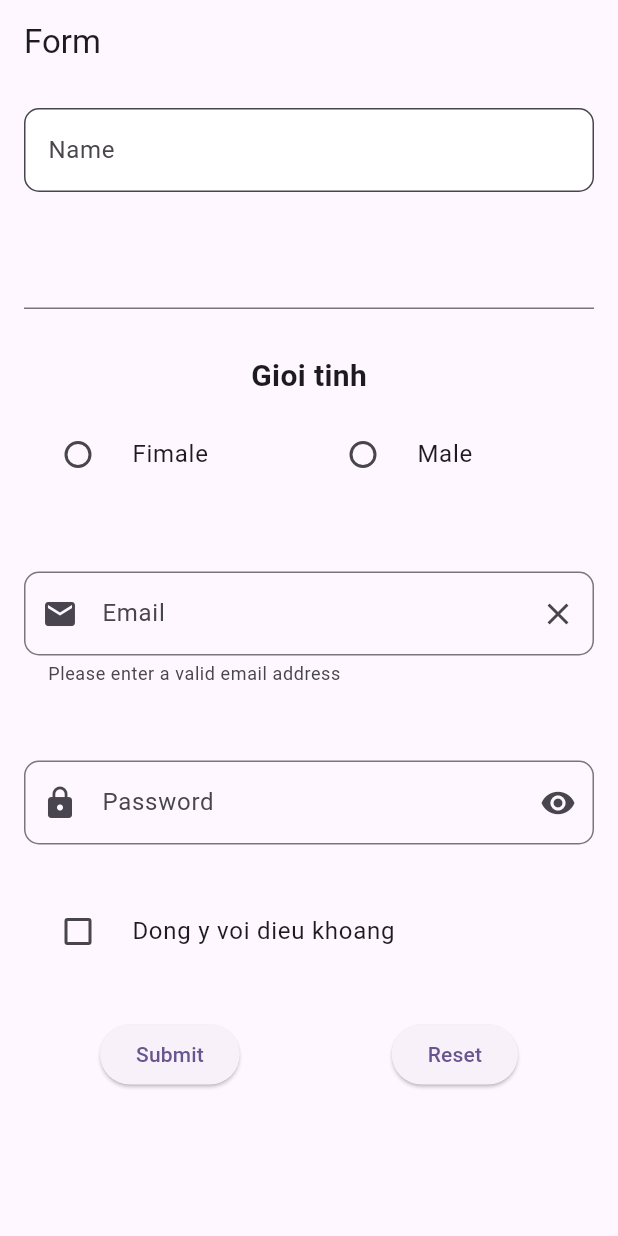
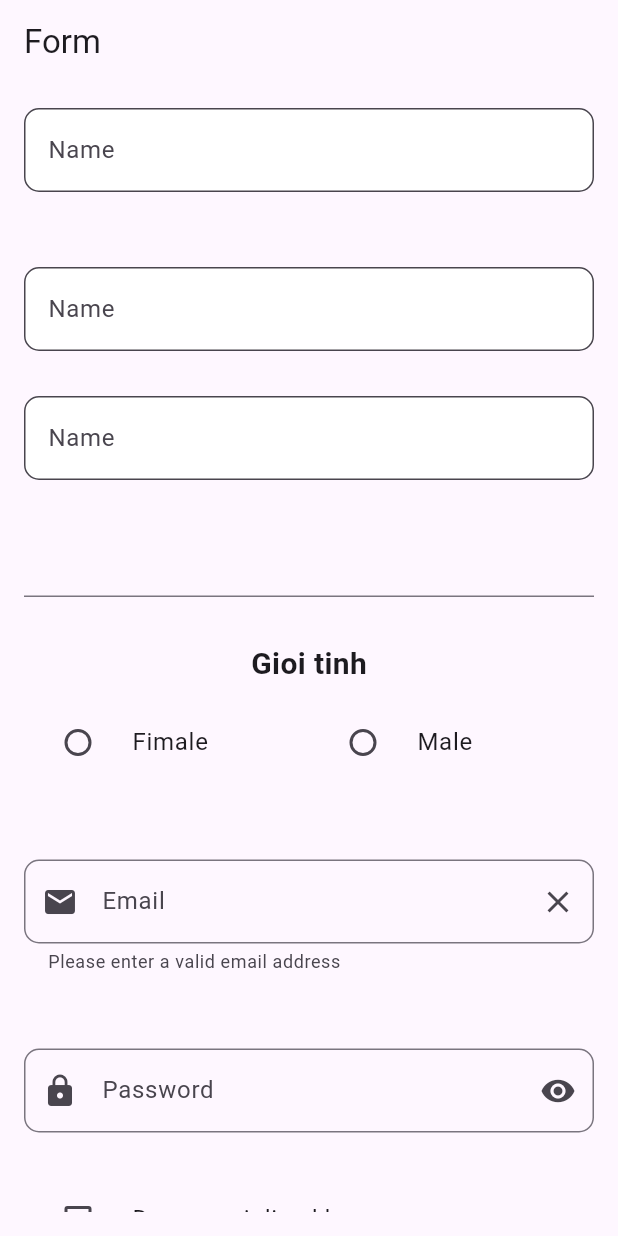
Before and after one commit to LucHo251025/Fullter-Learn, a Flutter app: the screen it shows after launch, on a phone screen of 412 x 824 dp. Run offline on Flutter 3.47's test engine with Material 3 defaults, Android fonts, the phone set to English and light mode, and no system bars.

Commit message:
finish croll view

```diff
--- a/lib/learn/day6/MyScrollView.dart
+++ b/lib/learn/day6/MyScrollView.dart
@@ -21,12 +21,40 @@ class _FormCheckBoxState extends State<MyScrollView> {
       appBar: AppBar(
         title: Text("Form"),
       ),
-      body: Padding(
+      body:
+      Padding(
         padding: EdgeInsets.all(16.0),
         child: Form(
             key: _formKey,
-            child: Column(
+            child: SingleChildScrollView(
+              child:  Column(
                 children: [
+                  TextFormField(
+                    controller: _fullNameController,
+                    decoration: InputDecoration(
+                      labelText: "Name",
+                      hintText: "Your name",
+                      border: OutlineInputBorder(
+                        borderRadius: BorderRadius.circular(10),
+                        borderSide:
+                        BorderSide(color: Colors.deepPurpleAccent, width: 2),
+                      ),
+                      filled: true,
+                      fillColor: Colors.white,
+                    ),
+                    onSaved: (value) {
+                      _name = value;
+                    },
+                    validator: (value) {
+                      if (value == null || value.isEmpty) {
+                        return "Please enter your name";
+                      }
+                      return null;
+                    },
+                  ),
+                  SizedBox(
+                    height: 50,
+                  ),
                   TextFormField(
                     controller: _fullNameController,
                     decoration: InputDecoration(
@@ -53,6 +81,33 @@ class _FormCheckBoxState extends State<MyScrollView> {
                   SizedBox(
                     height: 30,
                   ),
+                  TextFormField(
+                    controller: _fullNameController,
+                    decoration: InputDecoration(
+                      labelText: "Name",
+                      hintText: "Your name",
+                      border: OutlineInputBorder(
+                        borderRadius: BorderRadius.circular(10),
+                        borderSide:
+                        BorderSide(color: Colors.deepPurpleAccent, width: 2),
+                      ),
+                      filled: true,
+                      fillColor: Colors.white,
+                    ),
+                    onSaved: (value) {
+                      _name = value;
+                    },
+                    validator: (value) {
+                      if (value == null || value.isEmpty) {
+                        return "Please enter your name";
+                      }
+                      return null;
+                    },
+                  ),
+                  SizedBox(
+                    height: 30,
+                  ),
+
 
                   TextFormField(
 
@@ -213,6 +268,8 @@ class _FormCheckBoxState extends State<MyScrollView> {
                   )
                 ],
               )),
+            )
+
       ),
     );
   }
```
Lines whose indentation alone changed are shown as unchanged.
